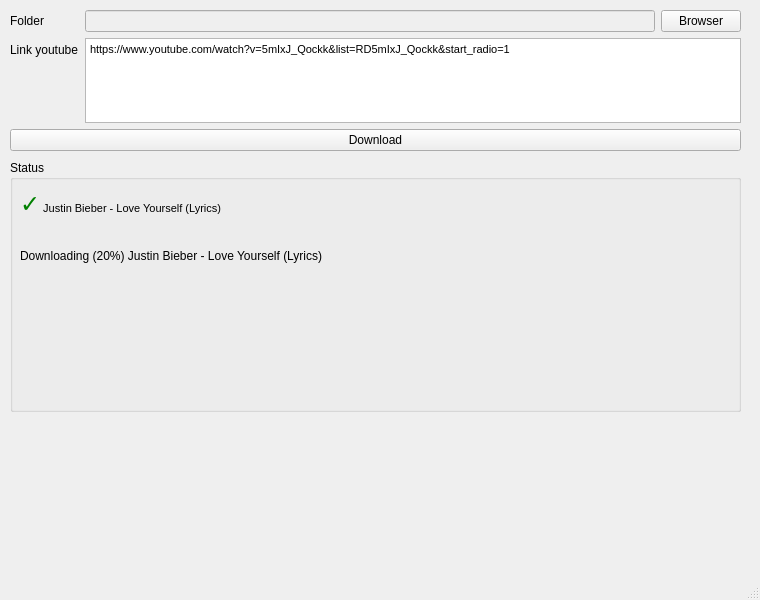
Above: yuotube-dl.ui from dinh0012/youtube-dl-exe before the change. Below: the same form after it.
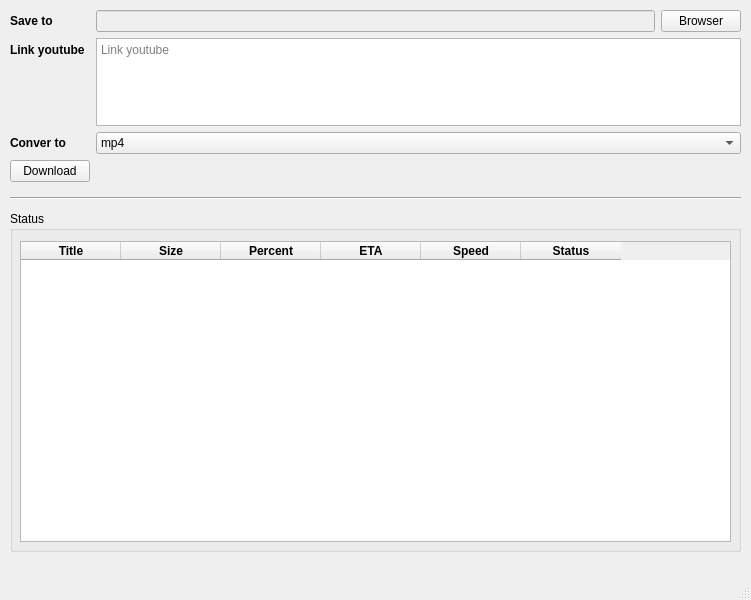
That is the form after the change.

Patch:
```diff
--- a/yuotube-dl.ui
+++ b/yuotube-dl.ui
@@ -6,7 +6,7 @@
    <rect>
     <x>0</x>
     <y>0</y>
-    <width>760</width>
+    <width>751</width>
     <height>600</height>
    </rect>
   </property>
@@ -21,52 +21,110 @@
     <property name="geometry">
      <rect>
       <x>10</x>
-      <y>160</y>
+      <y>211</y>
       <width>731</width>
-      <height>252</height>
+      <height>341</height>
      </rect>
     </property>
     <layout class="QGridLayout" name="gridLayout_5">
      <item row="0" column="2">
       <widget class="QGroupBox" name="groupBox">
+       <property name="font">
+        <font>
+         <weight>50</weight>
+         <bold>false</bold>
+        </font>
+       </property>
        <property name="title">
         <string>Status</string>
        </property>
-       <widget class="QWidget" name="gridLayoutWidget">
+       <widget class="QTableWidget" name="tableWidget">
         <property name="geometry">
          <rect>
           <x>10</x>
-          <y>19</y>
-          <width>361</width>
-          <height>101</height>
+          <y>30</y>
+          <width>711</width>
+          <height>301</height>
          </rect>
         </property>
-        <layout class="QGridLayout" name="gridLayout_4">
-         <property name="spacing">
-          <number>2</number>
+        <property name="showGrid">
+         <bool>false</bool>
+        </property>
+        <column>
+         <property name="text">
+          <string>Title</string>
          </property>
-         <item row="0" column="0">
-          <widget class="QLabel" name="label_2">
-           <property name="text">
-            <string>&lt;!DOCTYPE HTML PUBLIC &quot;-//W3C//DTD HTML 4.0//EN&quot; &quot;http://www.w3.org/TR/REC-html40/strict.dtd&quot;&gt;
-&lt;html&gt;&lt;head&gt;&lt;meta name=&quot;qrichtext&quot; content=&quot;1&quot; /&gt;&lt;style type=&quot;text/css&quot;&gt;
-p, li { white-space: pre-wrap; }
-&lt;/style&gt;&lt;/head&gt;&lt;body style=&quot; font-family:'MS Shell Dlg 2'; font-size:8pt; font-weight:400; font-style:normal;&quot;&gt;
-&lt;p style=&quot; margin-top:12px; margin-bottom:12px; margin-left:0px; margin-right:0px; -qt-block-indent:0; text-indent:0px;&quot;&gt;&lt;span style=&quot; font-size:18pt;color:green&quot;&gt;✓&lt;/span&gt; Justin Bieber - Love Yourself (Lyrics)&lt;/p&gt;&lt;/body&gt;&lt;/html&gt;</string>
-           </property>
-          </widget>
-         </item>
-         <item row="1" column="0">
-          <widget class="QLabel" name="label">
-           <property name="text">
-            <string>Downloading (20%) Justin Bieber - Love Yourself (Lyrics)</string>
-           </property>
-           <property name="margin">
-            <number>5</number>
-           </property>
-          </widget>
-         </item>
-        </layout>
+         <property name="font">
+          <font>
+           <weight>75</weight>
+           <bold>true</bold>
+          </font>
+         </property>
+         <property name="foreground">
+          <brush brushstyle="SolidPattern">
+           <color alpha="255">
+            <red>0</red>
+            <green>0</green>
+            <blue>0</blue>
+           </color>
+          </brush>
+         </property>
+        </column>
+        <column>
+         <property name="text">
+          <string>Size</string>
+         </property>
+         <property name="font">
+          <font>
+           <weight>75</weight>
+           <bold>true</bold>
+          </font>
+         </property>
+        </column>
+        <column>
+         <property name="text">
+          <string>Percent</string>
+         </property>
+         <property name="font">
+          <font>
+           <weight>75</weight>
+           <bold>true</bold>
+          </font>
+         </property>
+        </column>
+        <column>
+         <property name="text">
+          <string>ETA</string>
+         </property>
+         <property name="font">
+          <font>
+           <weight>75</weight>
+           <bold>true</bold>
+          </font>
+         </property>
+        </column>
+        <column>
+         <property name="text">
+          <string>Speed</string>
+         </property>
+         <property name="font">
+          <font>
+           <weight>75</weight>
+           <bold>true</bold>
+          </font>
+         </property>
+        </column>
+        <column>
+         <property name="text">
+          <string>Status</string>
+         </property>
+         <property name="font">
+          <font>
+           <weight>75</weight>
+           <bold>true</bold>
+          </font>
+         </property>
+        </column>
        </widget>
       </widget>
      </item>
@@ -78,7 +136,7 @@
       <x>10</x>
       <y>10</y>
       <width>731</width>
-      <height>141</height>
+      <height>172</height>
      </rect>
     </property>
     <layout class="QGridLayout" name="gridLayout">
@@ -86,13 +144,43 @@
       <layout class="QFormLayout" name="formLayout">
        <item row="0" column="0">
         <widget class="QLabel" name="label_4">
+         <property name="font">
+          <font>
+           <weight>75</weight>
+           <bold>true</bold>
+          </font>
+         </property>
          <property name="text">
-          <string>Folder</string>
+          <string>Save to</string>
          </property>
         </widget>
        </item>
+       <item row="0" column="1">
+        <layout class="QGridLayout" name="gridLayout_2">
+         <item row="0" column="0">
+          <widget class="QLineEdit" name="txtDir">
+           <property name="enabled">
+            <bool>false</bool>
+           </property>
+          </widget>
+         </item>
+         <item row="0" column="1">
+          <widget class="QPushButton" name="btnFile">
+           <property name="text">
+            <string>Browser</string>
+           </property>
+          </widget>
+         </item>
+        </layout>
+       </item>
        <item row="1" column="0">
         <widget class="QLabel" name="label_3">
+         <property name="font">
+          <font>
+           <weight>75</weight>
+           <bold>true</bold>
+          </font>
+         </property>
          <property name="text">
           <string>Link youtube</string>
          </property>
@@ -116,51 +204,98 @@
           <string notr="true">&lt;!DOCTYPE HTML PUBLIC &quot;-//W3C//DTD HTML 4.0//EN&quot; &quot;http://www.w3.org/TR/REC-html40/strict.dtd&quot;&gt;
 &lt;html&gt;&lt;head&gt;&lt;meta name=&quot;qrichtext&quot; content=&quot;1&quot; /&gt;&lt;style type=&quot;text/css&quot;&gt;
 p, li { white-space: pre-wrap; }
-&lt;/style&gt;&lt;/head&gt;&lt;body style=&quot; font-family:'MS Shell Dlg 2'; font-size:8.25pt; font-weight:400; font-style:normal;&quot;&gt;
-&lt;p style=&quot; margin-top:0px; margin-bottom:0px; margin-left:0px; margin-right:0px; -qt-block-indent:0; text-indent:0px;&quot;&gt;https://www.youtube.com/watch?v=5mIxJ_Qockk&amp;amp;list=RD5mIxJ_Qockk&amp;amp;start_radio=1&lt;/p&gt;&lt;/body&gt;&lt;/html&gt;</string>
+&lt;/style&gt;&lt;/head&gt;&lt;body style=&quot; font-family:'Sans Serif'; font-size:9pt; font-weight:400; font-style:normal;&quot;&gt;
+&lt;p style=&quot;-qt-paragraph-type:empty; margin-top:0px; margin-bottom:0px; margin-left:0px; margin-right:0px; -qt-block-indent:0; text-indent:0px;&quot;&gt;&lt;br /&gt;&lt;/p&gt;&lt;/body&gt;&lt;/html&gt;</string>
          </property>
          <property name="placeholderText">
           <string>Link youtube</string>
          </property>
         </widget>
        </item>
-       <item row="2" column="0" colspan="2">
+       <item row="3" column="0">
         <widget class="QPushButton" name="btnDownload">
          <property name="text">
           <string>Download</string>
          </property>
+         <property name="checkable">
+          <bool>true</bool>
+         </property>
+         <property name="checked">
+          <bool>false</bool>
+         </property>
         </widget>
        </item>
-       <item row="0" column="1">
-        <layout class="QGridLayout" name="gridLayout_2">
+       <item row="2" column="1">
+        <layout class="QGridLayout" name="gridLayout_3">
          <item row="0" column="0">
-          <widget class="QLineEdit" name="txtDir">
-           <property name="enabled">
-            <bool>false</bool>
-           </property>
-          </widget>
-         </item>
-         <item row="0" column="1">
-          <widget class="QPushButton" name="btnFile">
-           <property name="text">
-            <string>Browser</string>
-           </property>
+          <widget class="QComboBox" name="formatVideo">
+           <item>
+            <property name="text">
+             <string>mp4</string>
+            </property>
+           </item>
+           <item>
+            <property name="text">
+             <string>mp3</string>
+            </property>
+           </item>
+           <item>
+            <property name="text">
+             <string>flv</string>
+            </property>
+           </item>
+           <item>
+            <property name="text">
+             <string>3gp</string>
+            </property>
+           </item>
+           <item>
+            <property name="text">
+             <string>wav</string>
+            </property>
+           </item>
           </widget>
          </item>
         </layout>
        </item>
+       <item row="2" column="0">
+        <widget class="QLabel" name="label">
+         <property name="font">
+          <font>
+           <weight>75</weight>
+           <bold>true</bold>
+          </font>
+         </property>
+         <property name="text">
+          <string>Conver to</string>
+         </property>
+        </widget>
+       </item>
       </layout>
      </item>
     </layout>
    </widget>
+   <widget class="Line" name="line">
+    <property name="geometry">
+     <rect>
+      <x>10</x>
+      <y>190</y>
+      <width>731</width>
+      <height>16</height>
+     </rect>
+    </property>
+    <property name="orientation">
+     <enum>Qt::Horizontal</enum>
+    </property>
+   </widget>
   </widget>
   <widget class="QMenuBar" name="menubar">
    <property name="geometry">
     <rect>
      <x>0</x>
      <y>0</y>
-     <width>760</width>
-     <height>21</height>
+     <width>751</width>
+     <height>20</height>
     </rect>
    </property>
   </widget>
```
